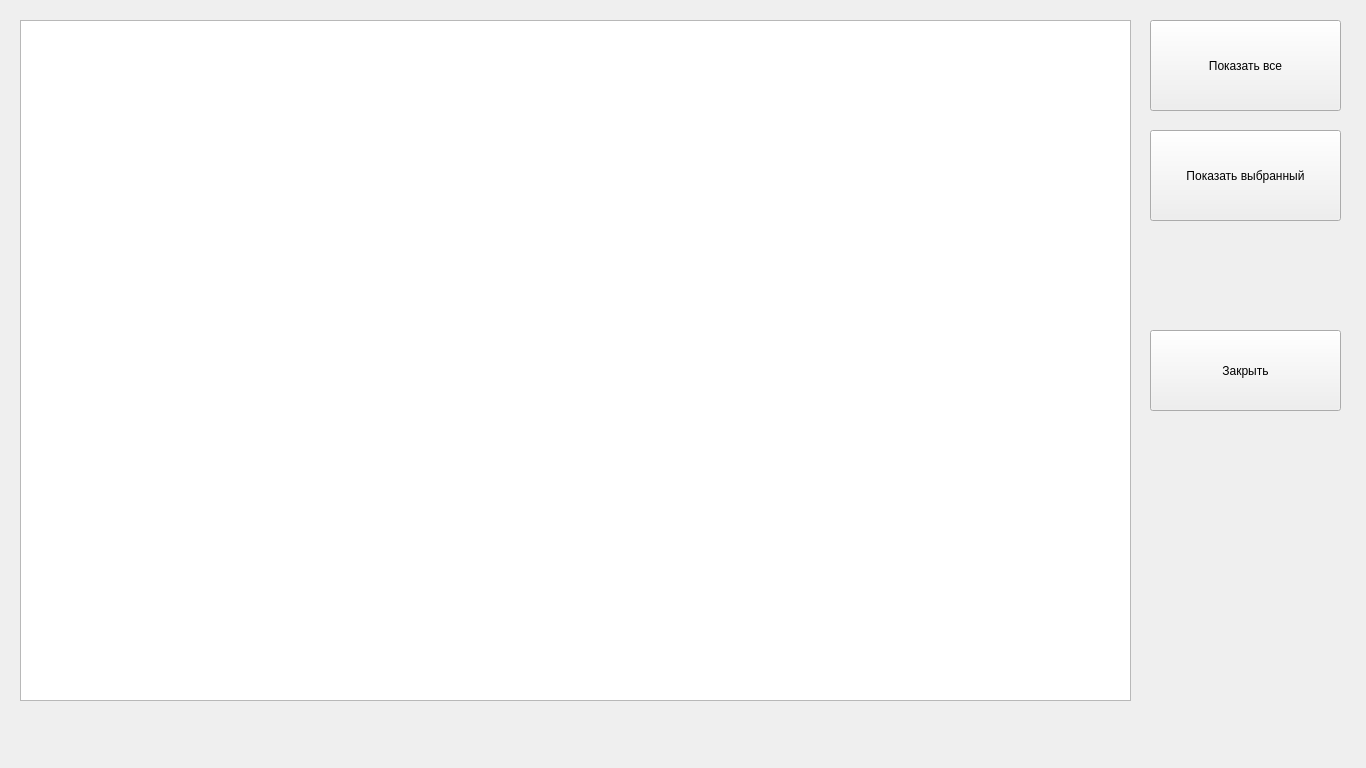
Before: the Qt Designer form sqlfilter.ui in SergeyPesterevD-TEST/Abest2, drawn with Qt 5.
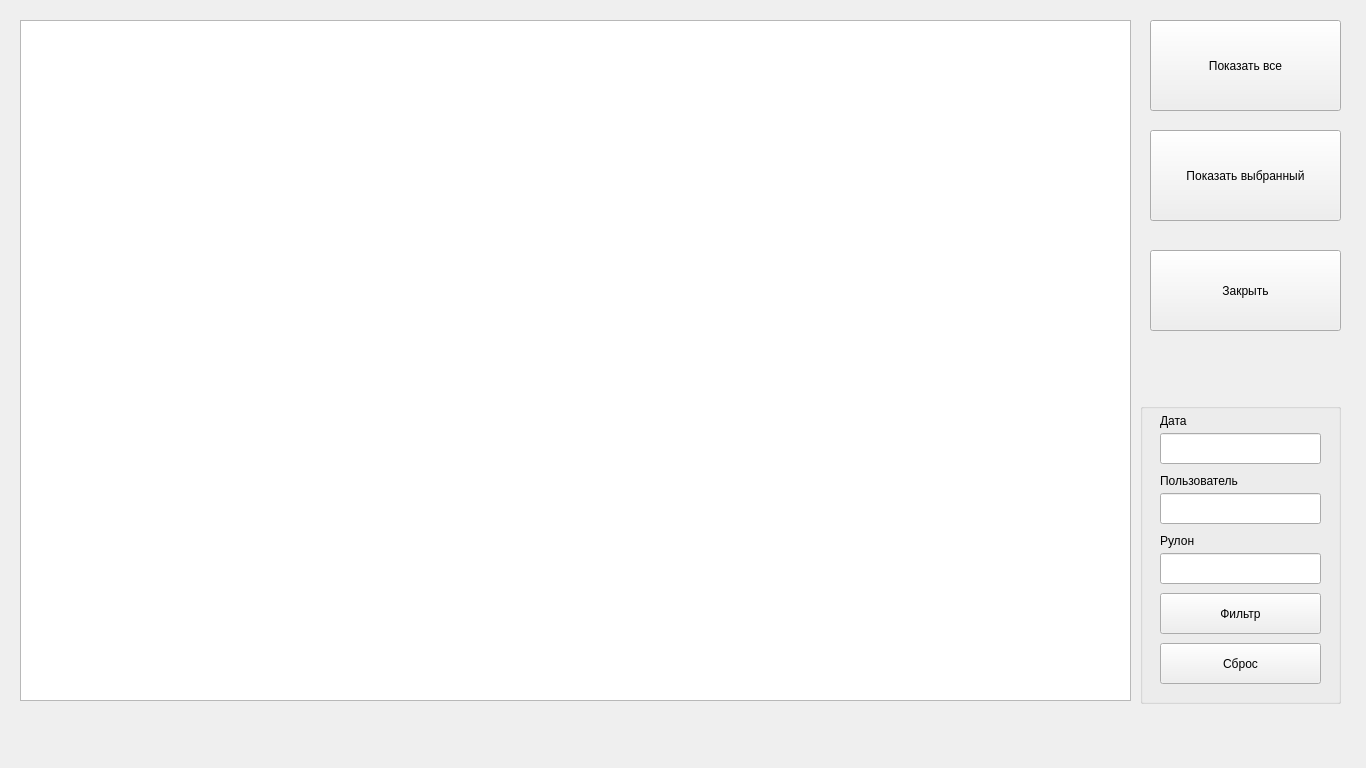
After: the same form once the commit is applied.

```diff
--- a/sqlfilter.ui
+++ b/sqlfilter.ui
@@ -30,7 +30,7 @@
    <property name="geometry">
     <rect>
      <x>1150</x>
-     <y>330</y>
+     <y>250</y>
      <width>191</width>
      <height>81</height>
     </rect>
@@ -73,6 +73,114 @@
     <string>Показать выбранный</string>
    </property>
   </widget>
+  <widget class="QGroupBox" name="groupBox">
+   <property name="geometry">
+    <rect>
+     <x>1140</x>
+     <y>403</y>
+     <width>201</width>
+     <height>301</height>
+    </rect>
+   </property>
+   <property name="title">
+    <string/>
+   </property>
+   <widget class="QPushButton" name="FilterButton">
+    <property name="geometry">
+     <rect>
+      <x>20</x>
+      <y>190</y>
+      <width>161</width>
+      <height>41</height>
+     </rect>
+    </property>
+    <property name="text">
+     <string>Фильтр</string>
+    </property>
+   </widget>
+   <widget class="QLineEdit" name="filDate">
+    <property name="geometry">
+     <rect>
+      <x>20</x>
+      <y>30</y>
+      <width>161</width>
+      <height>31</height>
+     </rect>
+    </property>
+   </widget>
+   <widget class="QLineEdit" name="filUser">
+    <property name="geometry">
+     <rect>
+      <x>20</x>
+      <y>90</y>
+      <width>161</width>
+      <height>31</height>
+     </rect>
+    </property>
+   </widget>
+   <widget class="QLineEdit" name="filRulon">
+    <property name="geometry">
+     <rect>
+      <x>20</x>
+      <y>150</y>
+      <width>161</width>
+      <height>31</height>
+     </rect>
+    </property>
+   </widget>
+   <widget class="QLabel" name="label">
+    <property name="geometry">
+     <rect>
+      <x>20</x>
+      <y>10</y>
+      <width>49</width>
+      <height>16</height>
+     </rect>
+    </property>
+    <property name="text">
+     <string>Дата</string>
+    </property>
+   </widget>
+   <widget class="QLabel" name="label_2">
+    <property name="geometry">
+     <rect>
+      <x>20</x>
+      <y>70</y>
+      <width>91</width>
+      <height>16</height>
+     </rect>
+    </property>
+    <property name="text">
+     <string>Пользователь</string>
+    </property>
+   </widget>
+   <widget class="QLabel" name="label_3">
+    <property name="geometry">
+     <rect>
+      <x>20</x>
+      <y>130</y>
+      <width>91</width>
+      <height>16</height>
+     </rect>
+    </property>
+    <property name="text">
+     <string>Рулон</string>
+    </property>
+   </widget>
+   <widget class="QPushButton" name="FilterReset">
+    <property name="geometry">
+     <rect>
+      <x>20</x>
+      <y>240</y>
+      <width>161</width>
+      <height>41</height>
+     </rect>
+    </property>
+    <property name="text">
+     <string>Сброс</string>
+    </property>
+   </widget>
+  </widget>
  </widget>
  <resources/>
  <connections/>
```
